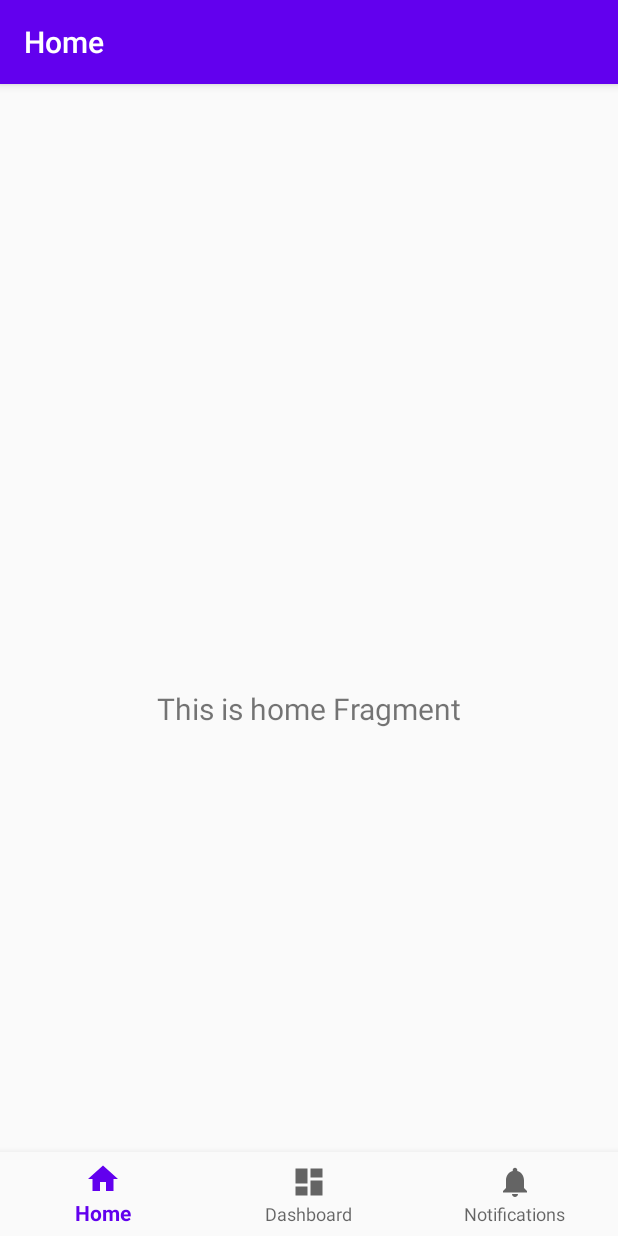
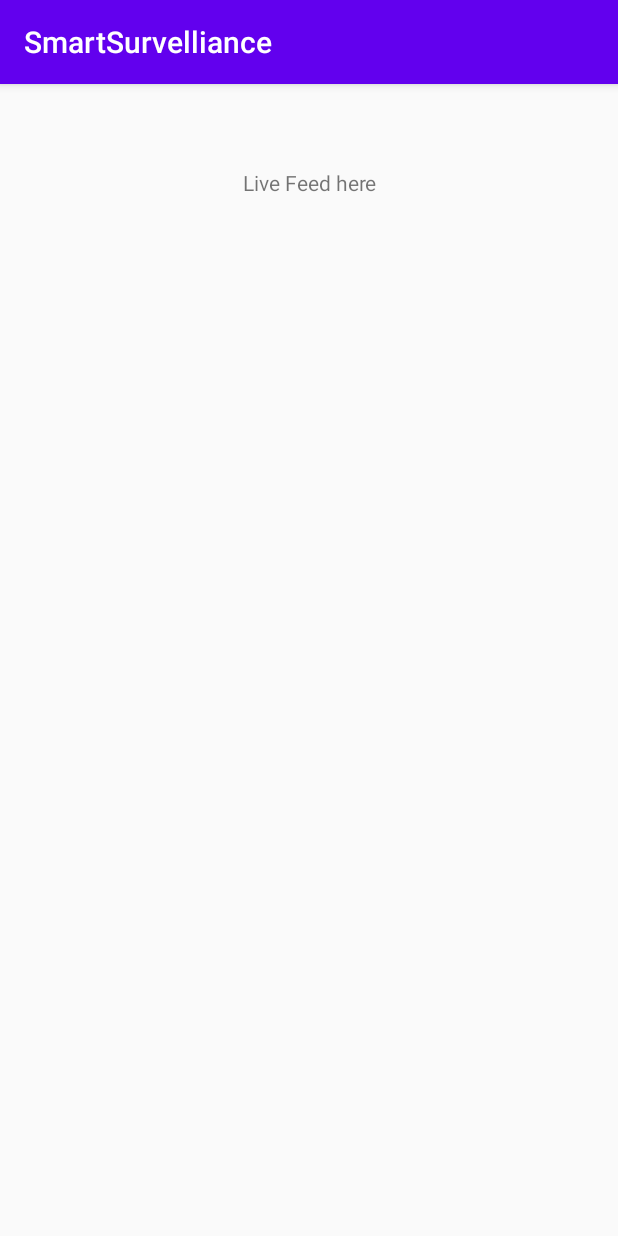
Before and after one commit to BuildForSDGCohort2/Team-SmartSurvelliance-mobile, an Android app: the screen it shows after launch (MainActivity), on a phone screen of 412 x 824 dp. Run offline under Robolectric (Android 15) with nearby library versions, the phone set to English and light mode, and no system bars; our stand-ins replace navigation-ui.

Commit message:
feat: Setup project with a basic view live feed interface

```diff
--- a/app/build.gradle
+++ b/app/build.gradle
@@ -44,6 +44,8 @@ dependencies {
     implementation 'androidx.lifecycle:lifecycle-extensions:2.2.0'
     implementation 'androidx.navigation:navigation-fragment-ktx:2.3.0'
     implementation 'androidx.navigation:navigation-ui-ktx:2.3.0'
+    implementation 'androidx.legacy:legacy-support-v4:1.0.0'
+    implementation 'androidx.lifecycle:lifecycle-viewmodel-ktx:2.2.0'
     testImplementation 'junit:junit:4.12'
     androidTestImplementation 'androidx.test.ext:junit:1.1.1'
     androidTestImplementation 'androidx.test.espresso:espresso-core:3.2.0'
--- a/app/src/main/java/com/production/smartsurvelliance/MainActivity.kt
+++ b/app/src/main/java/com/production/smartsurvelliance/MainActivity.kt
@@ -13,17 +13,18 @@ class MainActivity : AppCompatActivity() {
     override fun onCreate(savedInstanceState: Bundle?) {
         super.onCreate(savedInstanceState)
         setContentView(R.layout.activity_main)
-        val navView: BottomNavigationView = findViewById(R.id.nav_view)
+       // val navView: BottomNavigationView = findViewById(R.id.nav_view)
 
         val navController = findNavController(R.id.nav_host_fragment)
 
         // Passing each menu ID as a set of Ids because each
         // menu should be considered as top level destinations.
 
-        val appBarConfiguration = AppBarConfiguration(setOf(
-                R.id.navigation_home, R.id.navigation_dashboard, R.id.navigation_notifications))
-        setupActionBarWithNavController(navController, appBarConfiguration)
-        navView.setupWithNavController(navController)
+//        val appBarConfiguration = AppBarConfiguration(setOf(
+//                R.id.navigation_home, R.id.navigation_dashboard, R.id.navigation_notifications))
+//
+//        setupActionBarWithNavController(navController, appBarConfiguration)
+//        navView.setupWithNavController(navController)
 
     }
 }
--- /dev/null
+++ b/app/src/main/java/com/production/smartsurvelliance/ViewLiveFeedFragment.kt
@@ -0,0 +1,31 @@
+package com.production.smartsurvelliance
+
+import androidx.lifecycle.ViewModelProviders
+import android.os.Bundle
+import androidx.fragment.app.Fragment
+import android.view.LayoutInflater
+import android.view.View
+import android.view.ViewGroup
+
+class ViewLiveFeedFragment : Fragment() {
+
+    companion object {
+        fun newInstance() = ViewLiveFeedFragment()
+    }
+
+    private lateinit var viewModel: ViewLiveFeedViewModel
+
+    override fun onCreateView(
+        inflater: LayoutInflater, container: ViewGroup?,
+        savedInstanceState: Bundle?
+    ): View? {
+        return inflater.inflate(R.layout.fragment_view_live_feed, container, false)
+    }
+
+    override fun onActivityCreated(savedInstanceState: Bundle?) {
+        super.onActivityCreated(savedInstanceState)
+        viewModel = ViewModelProviders.of(this).get(ViewLiveFeedViewModel::class.java)
+        // TODO: Use the ViewModel
+    }
+
+}
--- /dev/null
+++ b/app/src/main/java/com/production/smartsurvelliance/ViewLiveFeedViewModel.kt
@@ -0,0 +1,7 @@
+package com.production.smartsurvelliance
+
+import androidx.lifecycle.ViewModel
+
+class ViewLiveFeedViewModel : ViewModel() {
+    // TODO: Implement the ViewModel
+}
--- a/app/src/main/res/layout/activity_main.xml
+++ b/app/src/main/res/layout/activity_main.xml
@@ -6,17 +6,17 @@
     android:layout_height="match_parent"
     android:paddingTop="?attr/actionBarSize">
 
-    <com.google.android.material.bottomnavigation.BottomNavigationView
-        android:id="@+id/nav_view"
-        android:layout_width="0dp"
-        android:layout_height="wrap_content"
-        android:layout_marginStart="0dp"
-        android:layout_marginEnd="0dp"
-        android:background="?android:attr/windowBackground"
-        app:layout_constraintBottom_toBottomOf="parent"
-        app:layout_constraintLeft_toLeftOf="parent"
-        app:layout_constraintRight_toRightOf="parent"
-        app:menu="@menu/bottom_nav_menu" />
+<!--    <com.google.android.material.bottomnavigation.BottomNavigationView-->
+<!--        android:id="@+id/nav_view"-->
+<!--        android:layout_width="0dp"-->
+<!--        android:layout_height="wrap_content"-->
+<!--        android:layout_marginStart="0dp"-->
+<!--        android:layout_marginEnd="0dp"-->
+<!--        android:background="?android:attr/windowBackground"-->
+<!--        app:layout_constraintBottom_toBottomOf="parent"-->
+<!--        app:layout_constraintLeft_toLeftOf="parent"-->
+<!--        app:layout_constraintRight_toRightOf="parent"-->
+<!--        app:menu="@menu/bottom_nav_menu" />-->
 
     <fragment
         android:id="@+id/nav_host_fragment"
@@ -24,7 +24,7 @@
         android:layout_width="match_parent"
         android:layout_height="match_parent"
         app:defaultNavHost="true"
-        app:layout_constraintBottom_toTopOf="@id/nav_view"
+        app:layout_constraintBottom_toTopOf="parent"
         app:layout_constraintLeft_toLeftOf="parent"
         app:layout_constraintRight_toRightOf="parent"
         app:layout_constraintTop_toTopOf="parent"
--- /dev/null
+++ b/app/src/main/res/layout/fragment_view_live_feed.xml
@@ -0,0 +1,14 @@
+<?xml version="1.0" encoding="utf-8"?>
+<FrameLayout xmlns:android="http://schemas.android.com/apk/res/android"
+    xmlns:tools="http://schemas.android.com/tools"
+    android:layout_width="match_parent"
+    android:layout_height="match_parent"
+    tools:context=".ViewLiveFeedFragment">
+
+    <TextView
+        android:layout_width="match_parent"
+        android:layout_height="match_parent"
+        android:textAlignment="center"
+        android:text="Live Feed here" />
+
+</FrameLayout>
--- a/app/src/main/res/navigation/mobile_navigation.xml
+++ b/app/src/main/res/navigation/mobile_navigation.xml
@@ -3,7 +3,7 @@
     xmlns:app="http://schemas.android.com/apk/res-auto"
     xmlns:tools="http://schemas.android.com/tools"
     android:id="@+id/mobile_navigation"
-    app:startDestination="@+id/navigation_home">
+    app:startDestination="@+id/navigation_view_live_feed">
 
     <fragment
         android:id="@+id/navigation_home"
@@ -22,4 +22,14 @@
         android:name="com.production.smartsurvelliance.ui.notifications.NotificationsFragment"
         android:label="@string/title_notifications"
         tools:layout="@layout/fragment_notifications" />
+    <fragment
+        android:id="@+id/fullscreenFragment"
+        android:name="com.production.smartsurvelliance.ui.home.FullscreenFragment"
+        android:label="fragment_fullscreen"
+        tools:layout="@layout/fragment_fullscreen" />
+    <fragment
+        android:id="@+id/navigation_view_live_feed"
+        android:name="com.production.smartsurvelliance.ViewLiveFeedFragment"
+        android:label="fragment_view_live_feed"
+        tools:layout="@layout/fragment_view_live_feed" />
 </navigation>
--- a/app/src/main/res/values/colors.xml
+++ b/app/src/main/res/values/colors.xml
@@ -3,4 +3,5 @@
     <color name="colorPrimary">#6200EE</color>
     <color name="colorPrimaryDark">#3700B3</color>
     <color name="colorAccent">#03DAC5</color>
+    <color name="black_overlay">#66000000</color>
 </resources>
--- a/app/src/main/res/values/strings.xml
+++ b/app/src/main/res/values/strings.xml
@@ -3,4 +3,6 @@
     <string name="title_home">Home</string>
     <string name="title_dashboard">Dashboard</string>
     <string name="title_notifications">Notifications</string>
+    <string name="dummy_button">Dummy Button</string>
+    <string name="dummy_content">DUMMY\nCONTENT</string>
 </resources>
```
Also changed, not shown: app/src/main/java/com/production/smartsurvelliance/ui/home/FullscreenFragment.kt (added, +172 -0 lines), app/src/main/res/layout/fragment_fullscreen.xml (added, +51 -0 lines).
